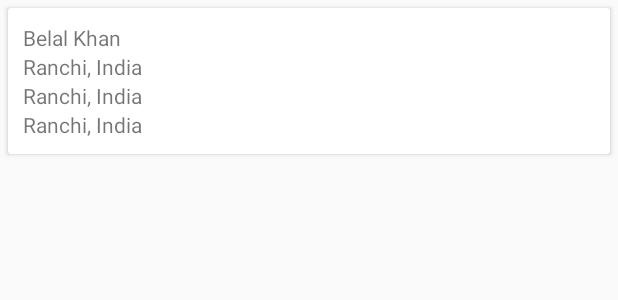
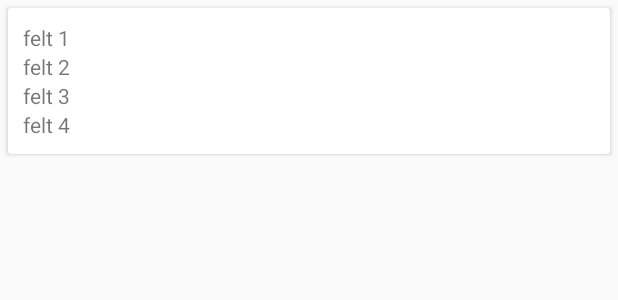
Before and after one commit to Weiqifan1/JonasChrTest_002, an Android app: the layout audiofilelistadapter.xml on its own in the app's theme, with its tools: preview values and no code run, on a phone screen of 412 x 824 dp. Shown: the top 300 px of the screen. Run offline under Robolectric (Android 15) with nearby library versions, the light colour scheme and no system bars.

Commit message:
fjernet daarlig default tekst

```diff
--- a/app/src/main/res/layout/audiofilelistadapter.xml
+++ b/app/src/main/res/layout/audiofilelistadapter.xml
@@ -17,25 +17,25 @@
 
             <TextView
                     android:id="@+id/textViewName"
-                    android:text="Belal Khan"
+                    android:text="felt 1"
                     android:layout_width="match_parent"
                     android:layout_height="wrap_content"/>
 
             <TextView
                     android:id="@+id/textViewAddress"
-                    android:text="Ranchi, India"
+                    android:text="felt 2"
                     android:layout_width="match_parent"
                     android:layout_height="wrap_content"/>
 
             <TextView
                     android:id="@+id/textViewAddress2"
-                    android:text="Ranchi, India"
+                    android:text="felt 3"
                     android:layout_width="match_parent"
                     android:layout_height="wrap_content"/>
 
             <TextView
                     android:id="@+id/textViewAddress3"
-                    android:text="Ranchi, India"
+                    android:text="felt 4"
                     android:layout_width="match_parent"
                     android:layout_height="wrap_content"/>
 
```
